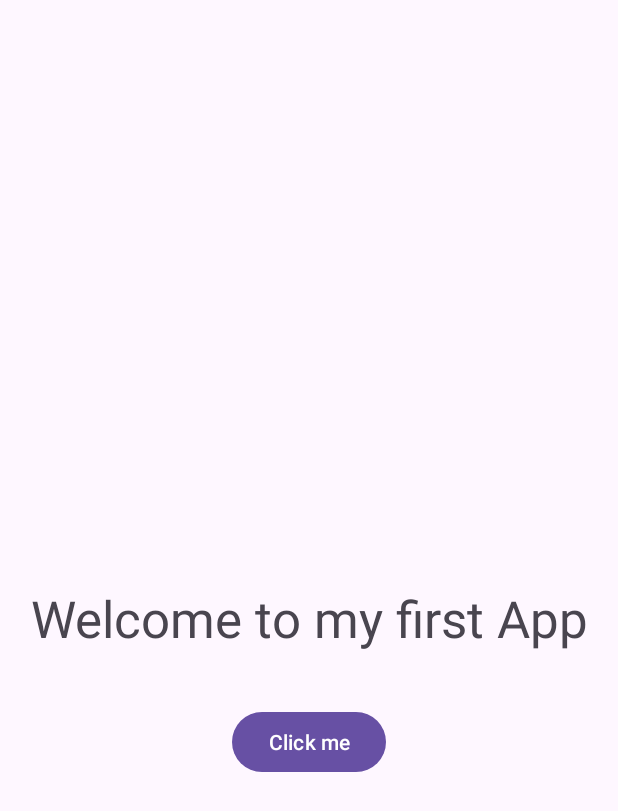
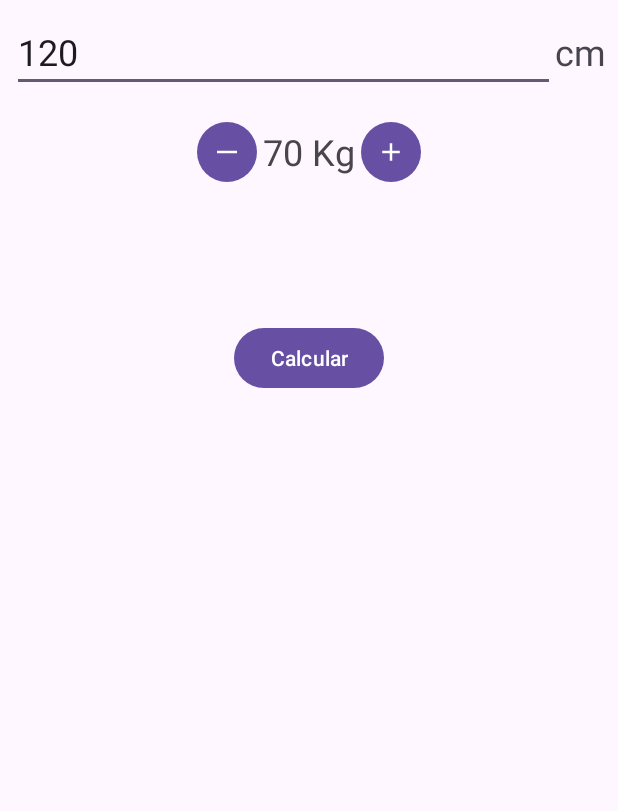
Before and after one commit to raulfl1982ndrd/BMICalculator, an Android app: the screen it shows after launch (MainActivity), on a phone screen of 412 x 824 dp. Shown: the top 811 px of the screen. Run offline under Robolectric (Android 15) with nearby library versions, the phone set to English and light mode, and no system bars.

Commit message:
Aplicacion de IMC

```diff
--- a/app/src/main/java/com/example/bmicalculator/MainActivity.kt
+++ b/app/src/main/java/com/example/bmicalculator/MainActivity.kt
@@ -2,30 +2,103 @@ package com.example.bmicalculator
 
 import android.graphics.Color
 import android.os.Bundle
+import android.util.Log
 import android.widget.Button
+import android.widget.EditText
 import android.widget.TextView
 import androidx.activity.enableEdgeToEdge
 import androidx.appcompat.app.AppCompatActivity
 import androidx.core.view.ViewCompat
 import androidx.core.view.WindowInsetsCompat
+import kotlin.math.pow
 
 class MainActivity : AppCompatActivity() {
-    lateinit var welcomeTextView : TextView
-    lateinit var  clickButton: Button
+    lateinit var heightEditText : EditText
+    lateinit var weightTextView : TextView
+    lateinit var  minusButton: Button
+    lateinit var  addButton: Button
+    lateinit var descriptionTextview :TextView
+    lateinit var resultTextView:TextView
+    lateinit var  calculateButton: Button
+
+    var height: Int = 120
+    var weight: Int = 70
+
     override fun onCreate(savedInstanceState: Bundle?) {
         super.onCreate(savedInstanceState)
         setContentView(R.layout.activity_main)
-        //Va a la vista del activity y busca el componentes visual
-        // tenemos la referencia al componente visual
-        welcomeTextView = findViewById(R.id.welcomeTextView)
-        clickButton = findViewById(R.id.clickButton)
-        //CAmbiamos el texto y al hacer click cambiamos el e¡texto otra vez
-        welcomeTextView.text = getString(R.string.main_activity_welcome_text)
-        clickButton.setOnClickListener{
-            welcomeTextView.text = getString(R.string.main_activity_click_text)
-            welcomeTextView.setBackgroundColor(Color.parseColor("#FF0000"))
-            clickButton.setBackgroundColor(Color.parseColor("#FF0000"));
-        };
+        //Log.i(tag:"IMC",msg:"Se ha creado el MainActivity")
+        heightEditText = findViewById(R.id.heightEditText)
+        weightTextView = findViewById(R.id.weightTextView)
+        minusButton = findViewById(R.id.minusButton)
+        addButton = findViewById(R.id.plusButton)
+        descriptionTextview = findViewById(R.id.descripcionTextView)
+        resultTextView = findViewById(R.id.resultTextView)
+        calculateButton = findViewById(R.id.calculateButton)
+        setHeight()
+        setWeight()
+        minusButton.setOnClickListener{
+            weight--
+            setWeight()
+            //Log.i(tag:"IMC",msg:"He reducido el peso")
+        }
+        addButton.setOnClickListener{
+            weight++
+            setWeight()
+            //Log.i(tag:"IMC",msg:"He aumentado el peso")
+        }
+        calculateButton.setOnClickListener {
+            height = heightEditText.text.toString().toInt()
+            var result = weight / (height / 100f).pow(2)
+            var descripcion: String = "IMC"
+
+            if (result < 16.5) {
+                descripcion = "Bajo peso severo"
+                descriptionTextview.setTextColor(Color.parseColor("#FF0000"))
+                resultTextView.setTextColor(Color.parseColor("#FF0000"))
+            }
+            else if ((result >= 16.5) && (result < 18.5)){
+                descripcion = "Bajo peso"
+                descriptionTextview.setTextColor(Color.parseColor("#FF6C00"))
+                resultTextView.setTextColor(Color.parseColor("#FF6C00"))
+            }
+            else if ((result >= 18.5) && (result <25)){
+                descripcion = "Peso normal"
+                descriptionTextview.setTextColor(Color.parseColor("#00FF78"))
+                resultTextView.setTextColor(Color.parseColor("#00FF78"))
+            }
+            else if ((result >= 25) && (result <30)){
+                descripcion = "Sobrepeso"
+                descriptionTextview.setTextColor(Color.parseColor("#FF6C00"))
+                resultTextView.setTextColor(Color.parseColor("#FF6C00"))
+            }
+            else if ((result >= 30) && (result <35)) {
+                descripcion = "Obesidad tipo 1 (moderada)"
+                descriptionTextview.setTextColor(Color.parseColor("#FF2E00"))
+                resultTextView.setTextColor(Color.parseColor("#FF2E00"))
+            }
+            else if ((result >= 35) && (result <40)) {
+                descripcion = "Obesidad tipo 2 (severa)"
+                descriptionTextview.setTextColor(Color.parseColor("#FF2300"))
+                resultTextView.setTextColor(Color.parseColor("#FF2300"))
+            }
+            else if ((result >= 40)) {
+                descripcion = "Obesidad tipo 3 (mórbida)"
+                descriptionTextview.setTextColor(Color.parseColor("#FF0000"))
+                resultTextView.setTextColor(Color.parseColor("#FF0000"))
+            }
+            descriptionTextview.text = descripcion.toString()
+            resultTextView.text = result.toString()
+        }
+
+    };
+
+
+    fun setHeight(){
+        heightEditText.setText(height.toString())
+    }
+    fun setWeight(){
+        weightTextView.text = "$weight Kg"
+    }
 
     }
-}
--- /dev/null
+++ b/app/src/main/res/drawable/ic_add.xml
@@ -0,0 +1,5 @@
+<vector xmlns:android="http://schemas.android.com/apk/res/android" android:height="24dp" android:tint="#000000" android:viewportHeight="24" android:viewportWidth="24" android:width="24dp">
+
+    <path android:fillColor="@android:color/white" android:pathData="M19,13h-6v6h-2v-6H5v-2h6V5h2v6h6v2z"/>
+
+</vector>
--- /dev/null
+++ b/app/src/main/res/drawable/ic_minus.xml
@@ -0,0 +1,5 @@
+<vector xmlns:android="http://schemas.android.com/apk/res/android" android:height="24dp" android:tint="#000000" android:viewportHeight="24" android:viewportWidth="24" android:width="24dp">
+
+    <path android:fillColor="@android:color/white" android:fillType="evenOdd" android:pathData="M4,11h16v2h-16z"/>
+
+</vector>
--- a/app/src/main/res/layout/activity_main.xml
+++ b/app/src/main/res/layout/activity_main.xml
@@ -1,43 +1,87 @@
 <?xml version="1.0" encoding="utf-8"?>
-<androidx.constraintlayout.widget.ConstraintLayout xmlns:android="http://schemas.android.com/apk/res/android"
+<LinearLayout xmlns:android="http://schemas.android.com/apk/res/android"
     xmlns:app="http://schemas.android.com/apk/res-auto"
     xmlns:tools="http://schemas.android.com/tools"
     android:id="@+id/main"
     android:layout_width="match_parent"
     android:layout_height="match_parent"
-    tools:context=".MainActivity">
+    tools:context=".MainActivity"
+    android:orientation="vertical">
+    <!-- Altura -->
+    <LinearLayout
+        android:layout_width="match_parent"
+        android:layout_height="wrap_content"
+        android:orientation="horizontal"
+        android:gravity="center_vertical"
+        android:padding="8dp">
 
+        <EditText
+            android:id="@+id/heightEditText"
+            android:layout_width="0dp"
+            android:layout_height="wrap_content"
+            android:ems="10"
+            android:inputType="number"
+            android:text="0"
+            android:textSize="24sp"
+            android:layout_weight="1"/>
+        <TextView
+            android:layout_width="wrap_content"
+            android:layout_height="wrap_content"
+            android:text="cm"
+            android:textSize="24sp"/>
+
+    </LinearLayout>
+
+    <!-- Peso -->
+    <LinearLayout
+        android:layout_width="match_parent"
+        android:layout_height="wrap_content"
+        android:gravity="center"
+        android:orientation="horizontal"
+        android:padding="8dp">
+
+        <Button
+            android:id="@+id/minusButton"
+            style="?attr/materialIconButtonFilledStyle"
+            android:layout_width="wrap_content"
+            android:layout_height="wrap_content"
+            android:layout_gravity="center_horizontal"
+            app:icon="@drawable/ic_minus" />
+
+        <TextView
+            android:id="@+id/weightTextView"
+            android:layout_width="wrap_content"
+            android:layout_height="wrap_content"
+            android:layout_gravity="center"
+            android:text="0Kg"
+            android:textSize="24sp" />
+
+        <Button
+            android:id="@+id/plusButton"
+            style="?attr/materialIconButtonFilledStyle"
+            android:layout_width="wrap_content"
+            android:layout_height="wrap_content"
+            app:icon="@drawable/ic_add" />
+    </LinearLayout>
+    <!-- Resultado -->
     <TextView
-        android:id ="@+id/welcomeTextView"
+        android:id="@+id/descripcionTextView"
         android:layout_width="wrap_content"
         android:layout_height="wrap_content"
-        android:text="@string/main_activity_welcome_text"
-        android:textSize="34sp"
-        android:textAlignment="center"
-        app:layout_constraintBottom_toBottomOf="parent"
-        app:layout_constraintEnd_toEndOf="parent"
-        app:layout_constraintStart_toStartOf="parent"
-        app:layout_constraintTop_toTopOf="parent" />
-<!--Se añade un boton
-    se añade la referencia id para poder accedeer desde el codigo
-    Con constraints se anclan los componentes segun la posicion que queramos
-    que ocupen los componentes-->
-    <Button
-
-        android:id="@+id/clickButton"
+        tools:text="Resultado en texto"
+        android:textSize="30sp"
+        android:layout_gravity="center_horizontal"/>
+    <TextView
+        android:id="@+id/resultTextView"
         android:layout_width="wrap_content"
         android:layout_height="wrap_content"
-        android:text="@string/main_activity_click_button"
-        android:layout_marginTop="36dp"
-        app:layout_constraintEnd_toEndOf="parent"
-        app:layout_constraintStart_toStartOf="parent"
-        app:layout_constraintTop_toBottomOf="@+id/welcomeTextView" />
-
-    <ImageView
-        android:id="@+id/PruebaImagen"
+        tools:text="00.00"
+        android:textSize="30sp"
+        android:layout_gravity="center_horizontal"/>
+    <Button
+        android:id="@+id/calculateButton"
         android:layout_width="wrap_content"
         android:layout_height="wrap_content"
-        app:layout_constraintBottom_toTopOf="@+id/welcomeTextView"
-        app:layout_constraintEnd_toEndOf="parent"
-        app:layout_constraintStart_toStartOf="parent" />
-</androidx.constraintlayout.widget.ConstraintLayout>
+        android:text="Calcular"
+        android:layout_gravity="center_horizontal"/>
+</LinearLayout>
```
